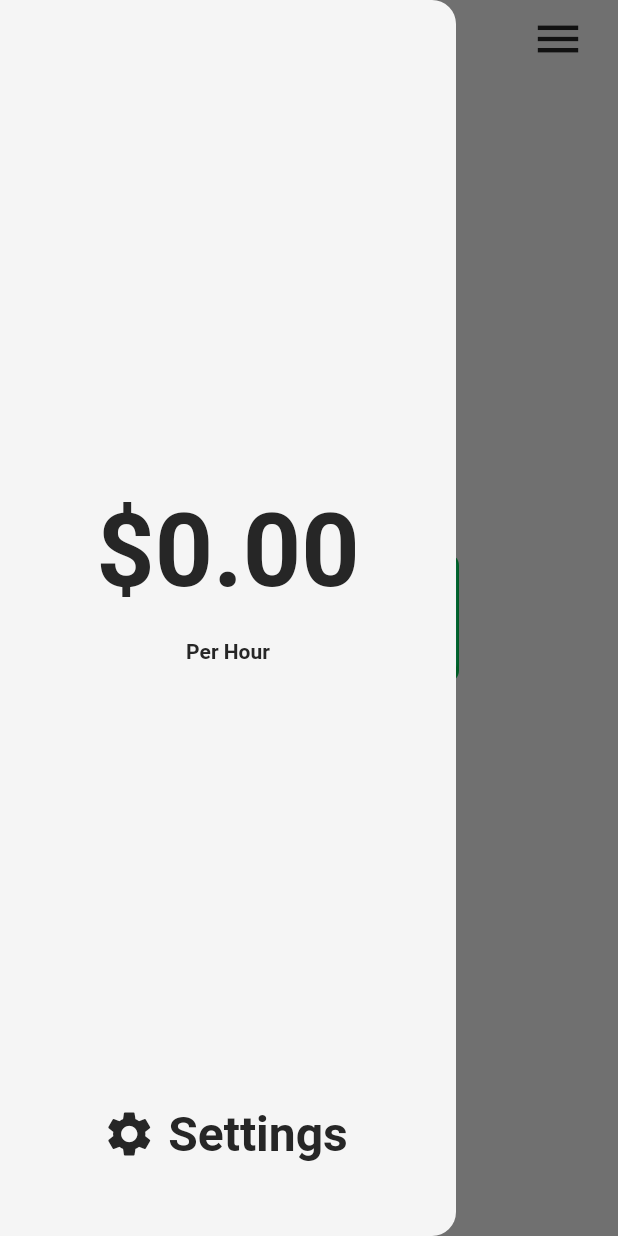
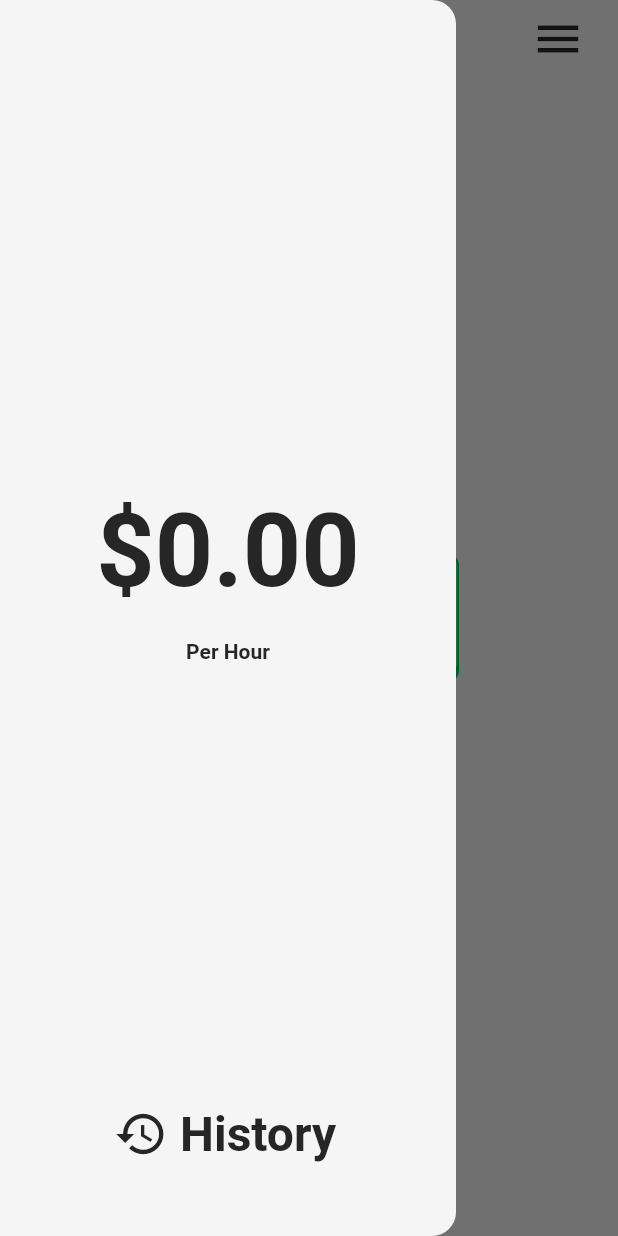
Before and after one commit to dustij/time_is_money, a Flutter app: the screen it shows after launch, after a tap on the "menu" icon, on a phone screen of 412 x 824 dp. Run offline on Flutter 3.47's test engine with Material 3 defaults, Android fonts, the light colour scheme and no system bars; our stand-ins replace flutter_hooks, flutter_riverpod, hooks_riverpod, riverpod_annotation; generated files the repository leaves out were written again.

Commit message:
fixed hourly rate bug, improved button animation with highlight

```diff
--- a/lib/state/hourly_rate.dart
+++ b/lib/state/hourly_rate.dart
@@ -12,9 +12,7 @@ class HourlyRate extends _$HourlyRate {
   double build() {
     Future.microtask(() async {
       final saved = await FileStorage().readHourlyRate();
-      if (state == 0 && saved != 0) {
-        state = saved.toDouble();
-      }
+      state = saved.toDouble();
     });
     return 0;
   }
--- a/lib/ui/views/layout.dart
+++ b/lib/ui/views/layout.dart
@@ -128,9 +128,9 @@ class Layout extends HookConsumerWidget {
                   ),
                 ),
                 TextButton.icon(
-                  icon: const Icon(Icons.settings, size: 36),
+                  icon: const Icon(Icons.history, size: 36),
                   label: Text(
-                    "Settings",
+                    "History",
                     style: Theme.of(context).textTheme.headlineLarge?.copyWith(
                       color: themeColors.outline,
                     ),
--- a/lib/ui/widgets/custom_button.dart
+++ b/lib/ui/widgets/custom_button.dart
@@ -24,6 +24,8 @@ class CustomButton extends StatefulWidget {
 
 class _CustomButtonState extends State<CustomButton> {
   double shadow = 6;
+  double highlight = 4;
+  double space = 0;
 
   @override
   Widget build(BuildContext context) {
@@ -44,25 +46,48 @@ class _CustomButtonState extends State<CustomButton> {
     return GestureDetector(
       onTapDown: (_) => setState(() {
         shadow = 2;
+        highlight = 2;
+        space = 4;
       }),
       onTapUp: (_) {
         setState(() {
           shadow = 6;
+          highlight = 4;
+          space = 0;
         });
         widget.onPressed();
       },
+      onTapCancel: () => setState(() {
+        shadow = 6;
+        highlight = 4;
+        space = 0;
+      }),
       child: SizedBox(
         height: widget.height,
         child: AnimatedContainer(
+          // shadow layer
           width: widget.width,
+          duration: Durations.short1,
+          padding: EdgeInsets.fromLTRB(0, space, 0, 0),
+          child: Container(
             padding: EdgeInsets.fromLTRB(1, 1, 1, shadow),
             decoration: BoxDecoration(
               color: outlineColor,
               borderRadius: BorderRadius.circular(8),
             ),
-          duration: Durations.short1,
             child: Container(
-            padding: const EdgeInsets.symmetric(horizontal: 32, vertical: 16),
+              // highlight layer
+              padding: EdgeInsets.fromLTRB(2, highlight, 1, 0),
+              decoration: BoxDecoration(
+                color: Colors.white.withAlpha(105),
+                borderRadius: BorderRadius.circular(8),
+              ),
+              child: Container(
+                // original inner content
+                padding: const EdgeInsets.symmetric(
+                  horizontal: 32,
+                  vertical: 16,
+                ),
                 decoration: BoxDecoration(
                   color: bgColor,
                   borderRadius: BorderRadius.circular(8),
@@ -76,6 +101,8 @@ class _CustomButtonState extends State<CustomButton> {
               ),
             ),
           ),
+        ),
+      ),
     );
   }
 }
```
Lines whose indentation alone changed are shown as unchanged.
